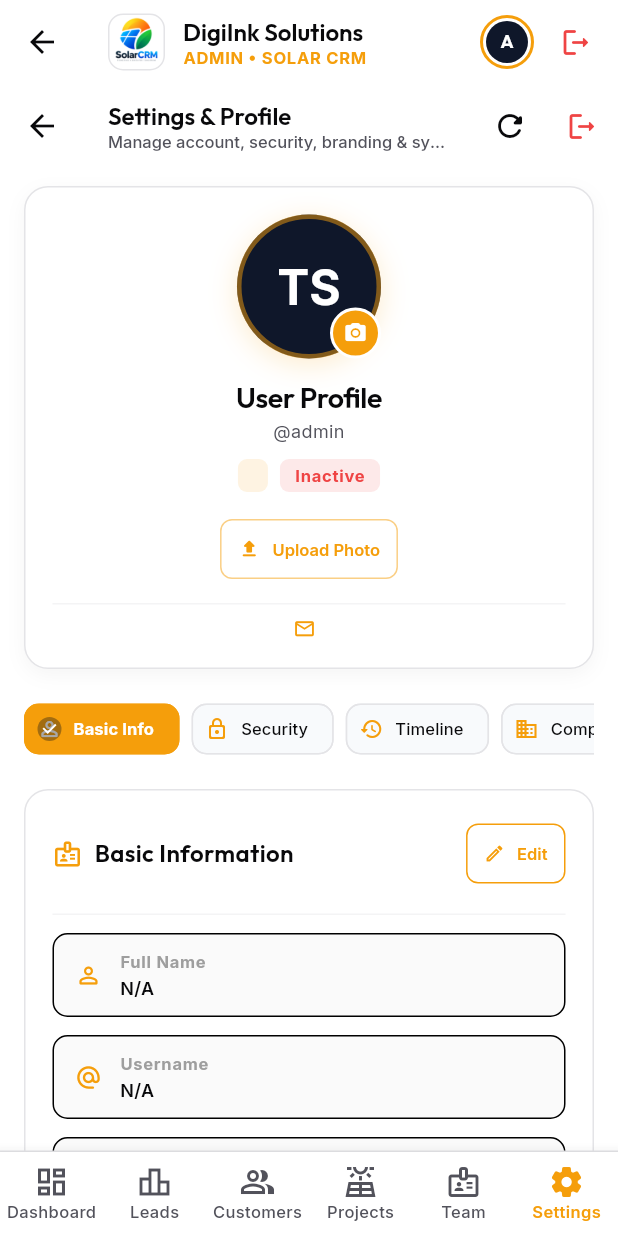
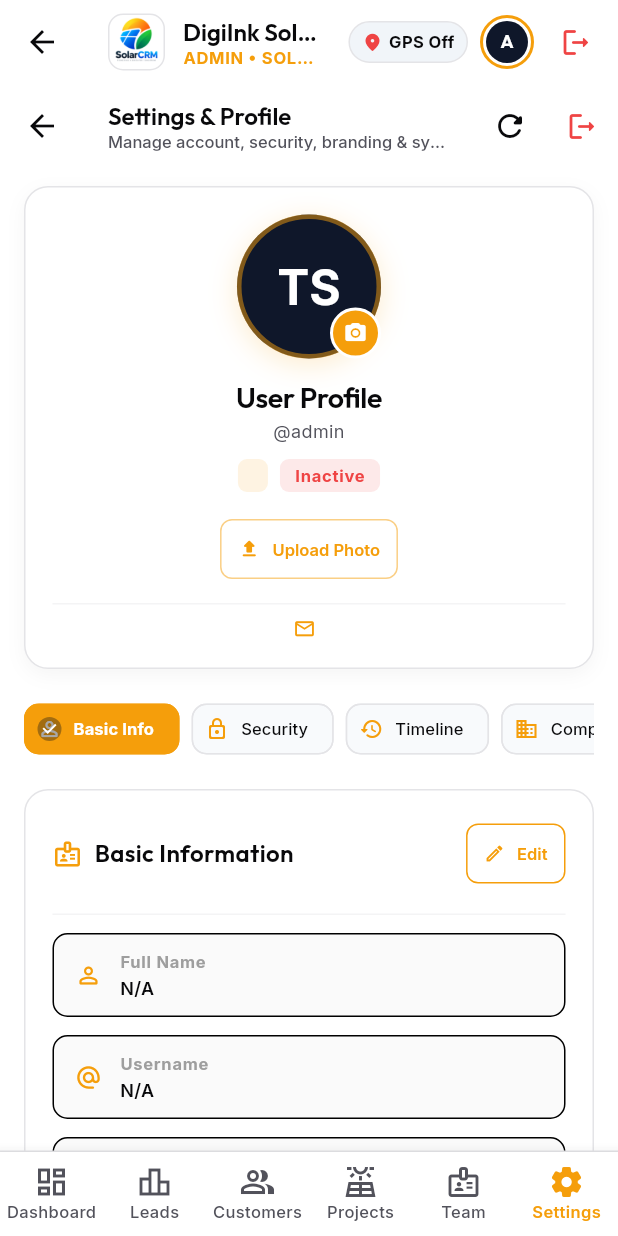
Before and after one commit to digiinkassignments/SOLAR-CRM, a Flutter app: the AdminShell screen opened directly, after a tap on an icon or button, on a phone screen of 412 x 824 dp. Run offline on Flutter 3.47's test engine with Material 3 defaults, Android fonts, the phone set to English and light mode, and no system bars; our stand-ins replace dio, fl_chart, flutter_secure_storage, font_awesome_flutter, geocoding, geolocator and 3 more; missing offline and left inert: mobile_scanner; accounts and stored records are empty; network calls fail; project files that could hold a hidden picture were left out.

Commit message:
feat(navbar): add live GPS location pill with reverse geocoding in top AppBar across shells

```diff
--- a/solar_crm_app/lib/views/admin/admin_shell.dart
+++ b/solar_crm_app/lib/views/admin/admin_shell.dart
@@ -11,6 +11,7 @@ import 'customers/customers_list_view.dart';
 import 'leads/leads_list_view.dart';
 import '../settings/settings_view.dart';
 import '../projects/projects_list_view.dart';
+import '../widgets/navbar_location_pill.dart';
 
 class AdminShell extends StatefulWidget {
   const AdminShell({super.key});
@@ -96,6 +97,8 @@ class _AdminShellState extends State<AdminShell> {
           ),
         ),
         actions: [
+          const NavbarLocationPill(),
+          const SizedBox(width: 4),
           // Header Profile Avatar (Opens Settings)
           Padding(
             padding: const EdgeInsets.symmetric(horizontal: 4),
--- a/solar_crm_app/lib/views/engineer/engineer_shell.dart
+++ b/solar_crm_app/lib/views/engineer/engineer_shell.dart
@@ -7,6 +7,7 @@ import '../auth/login_screen.dart';
 import '../widgets/logout_dialog.dart';
 import '../settings/settings_view.dart';
 import '../projects/projects_list_view.dart';
+import '../widgets/navbar_location_pill.dart';
 
 class EngineerShell extends StatefulWidget {
   const EngineerShell({super.key});
@@ -91,6 +92,8 @@ class _EngineerShellState extends State<EngineerShell> {
           ),
         ),
         actions: [
+          const NavbarLocationPill(),
+          const SizedBox(width: 4),
           Padding(
             padding: const EdgeInsets.symmetric(horizontal: 4),
             child: InkWell(
--- a/solar_crm_app/lib/views/manager/manager_shell.dart
+++ b/solar_crm_app/lib/views/manager/manager_shell.dart
@@ -6,6 +6,7 @@ import '../../providers/auth_provider.dart';
 import '../auth/login_screen.dart';
 import '../widgets/logout_dialog.dart';
 import '../settings/settings_view.dart';
+import '../widgets/navbar_location_pill.dart';
 
 class ManagerShell extends StatefulWidget {
   const ManagerShell({super.key});
@@ -95,6 +96,8 @@ class _ManagerShellState extends State<ManagerShell> {
           ),
         ),
         actions: [
+          const NavbarLocationPill(),
+          const SizedBox(width: 4),
           Padding(
             padding: const EdgeInsets.symmetric(horizontal: 4),
             child: InkWell(
--- a/solar_crm_app/lib/views/sales/sales_shell.dart
+++ b/solar_crm_app/lib/views/sales/sales_shell.dart
@@ -6,6 +6,7 @@ import '../../providers/auth_provider.dart';
 import '../auth/login_screen.dart';
 import '../widgets/logout_dialog.dart';
 import '../settings/settings_view.dart';
+import '../widgets/navbar_location_pill.dart';
 
 class SalesShell extends StatefulWidget {
   const SalesShell({super.key});
@@ -95,6 +96,8 @@ class _SalesShellState extends State<SalesShell> {
           ),
         ),
         actions: [
+          const NavbarLocationPill(),
+          const SizedBox(width: 4),
           Padding(
             padding: const EdgeInsets.symmetric(horizontal: 4),
             child: InkWell(
--- /dev/null
+++ b/solar_crm_app/lib/views/widgets/navbar_location_pill.dart
@@ -0,0 +1,285 @@
+import 'package:flutter/material.dart';
+import 'package:geocoding/geocoding.dart';
+import 'package:geolocator/geolocator.dart';
+import '../../core/constants/app_colors.dart';
+import '../../core/constants/app_typography.dart';
+import '../../core/utils/geo_camera_helper.dart';
+
+class NavbarLocationPill extends StatefulWidget {
+  const NavbarLocationPill({super.key});
+
+  @override
+  State<NavbarLocationPill> createState() => _NavbarLocationPillState();
+}
+
+class _NavbarLocationPillState extends State<NavbarLocationPill> {
+  static String? _cachedShortLocation;
+  static String? _cachedFullAddress;
+  static Position? _cachedPosition;
+
+  bool _isLoading = false;
+  String _displayLocation = _cachedShortLocation ?? "Locating...";
+
+  @override
+  void initState() {
+    super.initState();
+    if (_cachedShortLocation == null) {
+      WidgetsBinding.instance.addPostFrameCallback((_) {
+        _fetchLocation();
+      });
+    } else {
+      _displayLocation = _cachedShortLocation!;
+    }
+  }
+
+  Future<void> _fetchLocation({bool userInitiated = false}) async {
+    if (!mounted) return;
+    setState(() {
+      _isLoading = true;
+      if (_cachedShortLocation == null) {
+        _displayLocation = "Locating...";
+      }
+    });
+
+    try {
+      final pos = await GeoCameraHelper.getCurrentPosition();
+      if (pos == null) {
+        if (!mounted) return;
+        setState(() {
+          _isLoading = false;
+          _displayLocation = _cachedShortLocation ?? "GPS Off";
+        });
+        if (userInitiated && mounted) {
+          ScaffoldMessenger.of(context).showSnackBar(
+            const SnackBar(
+              content: Text("Unable to acquire GPS location. Please check location permissions."),
+              duration: Duration(seconds: 2),
+            ),
+          );
+        }
+        return;
+      }
+
+      _cachedPosition = pos;
+
+      // Reverse geocode to extract clean short area / city
+      String short = "";
+      String? fullAddress;
+
+      try {
+        final geocoding = Geocoding();
+        final placemarks = await geocoding.placemarkFromCoordinates(pos.latitude, pos.longitude);
+        if (placemarks.isNotEmpty) {
+          final p = placemarks.first;
+          final locality = p.locality?.trim();
+          final subLocality = p.subLocality?.trim();
+          final subAdmin = p.subAdministrativeArea?.trim();
+          final admin = p.administrativeArea?.trim();
+
+          if (subLocality != null && subLocality.isNotEmpty && locality != null && locality.isNotEmpty && subLocality != locality) {
+            short = "$subLocality, $locality";
+          } else if (locality != null && locality.isNotEmpty) {
+            short = locality;
+          } else if (subAdmin != null && subAdmin.isNotEmpty) {
+            short = subAdmin;
+          } else if (admin != null && admin.isNotEmpty) {
+            short = admin;
+          }
+        }
+      } catch (e) {
+        debugPrint("Native geocoding in NavbarLocationPill failed: $e");
+      }
+
+      // Fallback to OpenStreetMap reverse geocode
+      if (short.isEmpty) {
+        fullAddress = await GeoCameraHelper.reverseGeocode(pos.latitude, pos.longitude);
+        if (fullAddress != null && fullAddress.isNotEmpty) {
+          final tokens = fullAddress.split(',').map((s) => s.trim()).where((s) => s.isNotEmpty).toList();
+          if (tokens.length >= 2) {
+            short = "${tokens[tokens.length - 2]}, ${tokens.last}";
+          } else {
+            short = tokens.first;
+          }
+        } else {
+          short = "${pos.latitude.toStringAsFixed(2)}, ${pos.longitude.toStringAsFixed(2)}";
+        }
+      } else {
+        fullAddress = await GeoCameraHelper.reverseGeocode(pos.latitude, pos.longitude);
+      }
+
+      _cachedShortLocation = short;
+      _cachedFullAddress = fullAddress ?? short;
+
+      if (!mounted) return;
+      setState(() {
+        _displayLocation = short;
+        _isLoading = false;
+      });
+
+      if (userInitiated && mounted) {
+        ScaffoldMessenger.of(context).showSnackBar(
+          SnackBar(
+            backgroundColor: AppColors.emeraldGreen,
+            content: Text("Location updated: $short"),
+            duration: const Duration(seconds: 2),
+          ),
+        );
+      }
+    } catch (e) {
+      if (!mounted) return;
+      setState(() {
+        _isLoading = false;
+        _displayLocation = _cachedShortLocation ?? "Location Off";
+      });
+    }
+  }
+
+  void _showLocationDetails() {
+    final isDark = Theme.of(context).brightness == Brightness.dark;
+    final cardBg = isDark ? AppColors.darkCard : AppColors.lightCard;
+    final textPrimary = isDark ? AppColors.textPrimaryDark : AppColors.textPrimaryLight;
+    final textSecondary = isDark ? AppColors.textSecondaryDark : AppColors.textSecondaryLight;
+    final borderColor = isDark ? AppColors.darkBorder : AppColors.lightBorder;
+
+    showModalBottomSheet(
+      context: context,
+      backgroundColor: cardBg,
+      shape: const RoundedRectangleBorder(
+        borderRadius: BorderRadius.vertical(top: Radius.circular(20)),
+      ),
+      builder: (ctx) {
+        return Padding(
+          padding: const EdgeInsets.all(20),
+          child: Column(
+            mainAxisSize: MainAxisSize.min,
+            crossAxisAlignment: CrossAxisAlignment.start,
+            children: [
+              Row(
+                children: [
+                  Container(
+                    padding: const EdgeInsets.all(8),
+                    decoration: BoxDecoration(
+                      color: AppColors.errorRed.withValues(alpha: 0.12),
+                      borderRadius: BorderRadius.circular(10),
+                    ),
+                    child: const Icon(Icons.location_on_rounded, color: AppColors.errorRed, size: 22),
+                  ),
+                  const SizedBox(width: 12),
+                  Expanded(
+                    child: Column(
+                      crossAxisAlignment: CrossAxisAlignment.start,
+                      children: [
+                        Text(
+                          "Verified GPS Location",
+                          style: AppTypography.heading(color: textPrimary, size: 16),
+                        ),
+                        Text(
+                          _cachedPosition != null
+                              ? "Lat: ${_cachedPosition!.latitude.toStringAsFixed(5)}, Long: ${_cachedPosition!.longitude.toStringAsFixed(5)}"
+                              : "Coordinates pending",
+                          style: AppTypography.caption(color: textSecondary),
+                        ),
+                      ],
+                    ),
+                  ),
+                ],
+              ),
+              const SizedBox(height: 16),
+              Container(
+                width: double.infinity,
+                padding: const EdgeInsets.all(12),
+                decoration: BoxDecoration(
+                  color: isDark ? const Color(0xFF161616) : const Color(0xFFF8FAFC),
+                  borderRadius: BorderRadius.circular(12),
+                  border: Border.all(color: borderColor),
+                ),
+                child: Text(
+                  _cachedFullAddress ?? _displayLocation,
+                  style: TextStyle(
+                    fontSize: 13,
+                    color: textPrimary,
+                    height: 1.35,
+                    fontWeight: FontWeight.w600,
+                  ),
+                ),
+              ),
+              const SizedBox(height: 18),
+              SizedBox(
+                width: double.infinity,
+                height: 44,
+                child: ElevatedButton.icon(
+                  onPressed: () {
+                    Navigator.pop(ctx);
+                    _fetchLocation(userInitiated: true);
+                  },
+                  icon: const Icon(Icons.refresh_rounded, size: 18),
+                  label: const Text("Refresh Current Location", style: TextStyle(fontWeight: FontWeight.w700)),
+                  style: ElevatedButton.styleFrom(
+                    backgroundColor: AppColors.brandPrimary,
+                    foregroundColor: Colors.black,
+                    shape: RoundedRectangleBorder(borderRadius: BorderRadius.circular(10)),
+                  ),
+                ),
+              ),
+            ],
+          ),
+        );
+      },
+    );
+  }
+
+  @override
+  Widget build(BuildContext context) {
+    final isDark = Theme.of(context).brightness == Brightness.dark;
+    final primaryTextColor = isDark ? AppColors.textPrimaryDark : AppColors.textPrimaryLight;
+    final borderColor = isDark ? AppColors.darkBorder : AppColors.lightBorder;
+    final pillBg = isDark ? const Color(0xFF161616) : const Color(0xFFF1F5F9);
+
+    return InkWell(
+      onTap: _showLocationDetails,
+      borderRadius: BorderRadius.circular(20),
+      child: Container(
+        padding: const EdgeInsets.symmetric(horizontal: 8, vertical: 5),
+        decoration: BoxDecoration(
+          color: pillBg,
+          borderRadius: BorderRadius.circular(20),
+          border: Border.all(color: borderColor),
+        ),
+        child: Row(
+          mainAxisSize: MainAxisSize.min,
+          children: [
+            if (_isLoading)
+              const SizedBox(
+                width: 12,
+                height: 12,
+                child: CircularProgressIndicator(
+                  strokeWidth: 2,
+                  valueColor: AlwaysStoppedAnimation<Color>(AppColors.brandPrimary),
+                ),
+              )
+            else
+              const Icon(
+                Icons.location_on_rounded,
+                size: 14,
+                color: Color(0xFFEF4444),
+              ),
+            const SizedBox(width: 4),
+            ConstrainedBox(
+              constraints: const BoxConstraints(maxWidth: 105),
+              child: Text(
+                _displayLocation,
+                maxLines: 1,
+                overflow: TextOverflow.ellipsis,
+                style: TextStyle(
+                  fontSize: 11,
+                  fontWeight: FontWeight.w700,
+                  color: primaryTextColor,
+                ),
+              ),
+            ),
+          ],
+        ),
+      ),
+    );
+  }
+}
```
